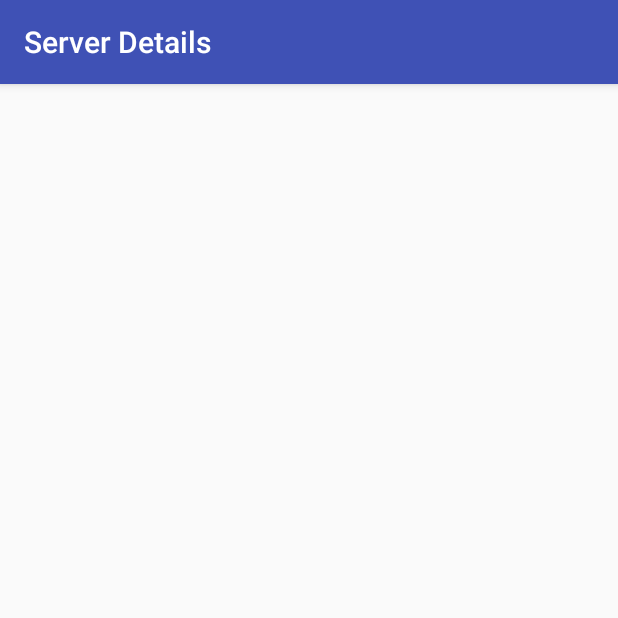
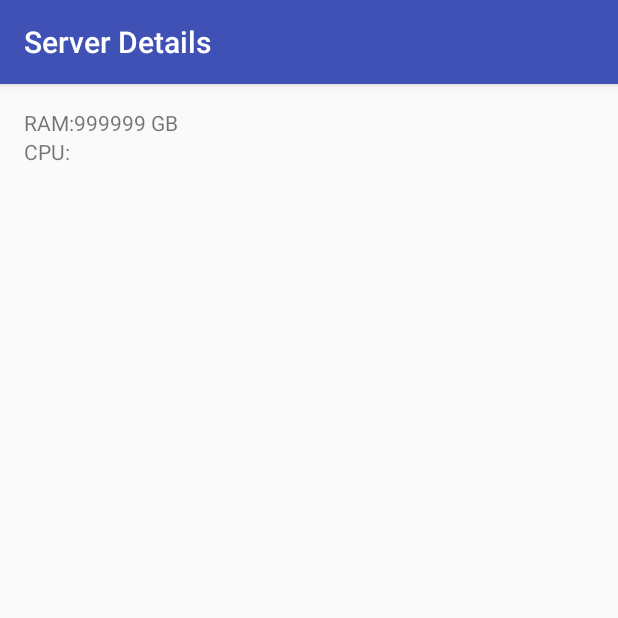
Before and after one commit to samuellapointe/Watchdog, an Android app: the ServerDetailsActivity screen opened directly, with no data from a screen before it, on a phone screen of 412 x 824 dp, the top half of it. Run offline under Robolectric (Android 15) with nearby library versions, the phone set to English and light mode, and no system bars.

Commit message:
Page d'informations d'un serveur, sans vraies valeurs ni serveur pour le moment

```diff
--- a/app/src/main/java/ca/uqac/watchdog/ServerDetailsActivity.java
+++ b/app/src/main/java/ca/uqac/watchdog/ServerDetailsActivity.java
@@ -2,6 +2,7 @@ package ca.uqac.watchdog;
 
 import android.os.Bundle;
 import android.support.v7.app.AppCompatActivity;
+import android.widget.TextView;
 
 /**
  * Created by Michael Dery on 2017-02-12.
@@ -9,11 +10,13 @@ import android.support.v7.app.AppCompatActivity;
  */
 
 public class ServerDetailsActivity extends AppCompatActivity {
-
     @Override
     protected void onCreate(Bundle savedInstanceState) {
         super.onCreate(savedInstanceState);
         setContentView(R.layout.activity_serverdetails);
+
+        final TextView textViewRam = (TextView) findViewById(R.id.valueRam);
+        textViewRam.setText("999999 GB");
     }
 
 }
--- a/app/src/main/res/layout/activity_serverdetails.xml
+++ b/app/src/main/res/layout/activity_serverdetails.xml
@@ -1,5 +1,5 @@
 <?xml version="1.0" encoding="utf-8"?>
-<RelativeLayout xmlns:android="http://schemas.android.com/apk/res/android"
+<TableLayout xmlns:android="http://schemas.android.com/apk/res/android"
     xmlns:tools="http://schemas.android.com/tools"
     android:id="@+id/activity_serverdetails"
     android:layout_width="match_parent"
@@ -10,4 +10,32 @@
     android:paddingTop="@dimen/activity_vertical_margin"
     tools:context="ca.uqac.watchdog.ServerDetailsActivity">
 
-</RelativeLayout>
+    <TableRow
+        android:layout_width="match_parent"
+        android:layout_height="50dp" >
+
+        <TextView
+            android:text="@string/label_server_detail_ram"
+            android:layout_width="wrap_content"
+            android:layout_height="wrap_content"
+            android:id="@+id/label_ram" />
+
+        <TextView
+            android:layout_width="wrap_content"
+            android:layout_height="wrap_content"
+            android:id="@+id/valueRam" />
+
+    </TableRow>
+
+    <TableRow
+        android:layout_width="match_parent"
+        android:layout_height="match_parent" >
+
+        <TextView
+            android:text="@string/label_server_detail_cpu"
+            android:layout_width="wrap_content"
+            android:layout_height="wrap_content"
+            android:id="@+id/textView8" />
+    </TableRow>
+
+</TableLayout>
--- a/app/src/main/res/values/strings.xml
+++ b/app/src/main/res/values/strings.xml
@@ -2,4 +2,6 @@
     <string name="app_name">Watchdog</string>
     <string name="service_name">Watchdog Service</string>
     <string name="title_activity_serverdetails">Server Details</string>
+    <string name="label_server_detail_ram">RAM:</string>
+    <string name="label_server_detail_cpu">CPU:</string>
 </resources>
```
